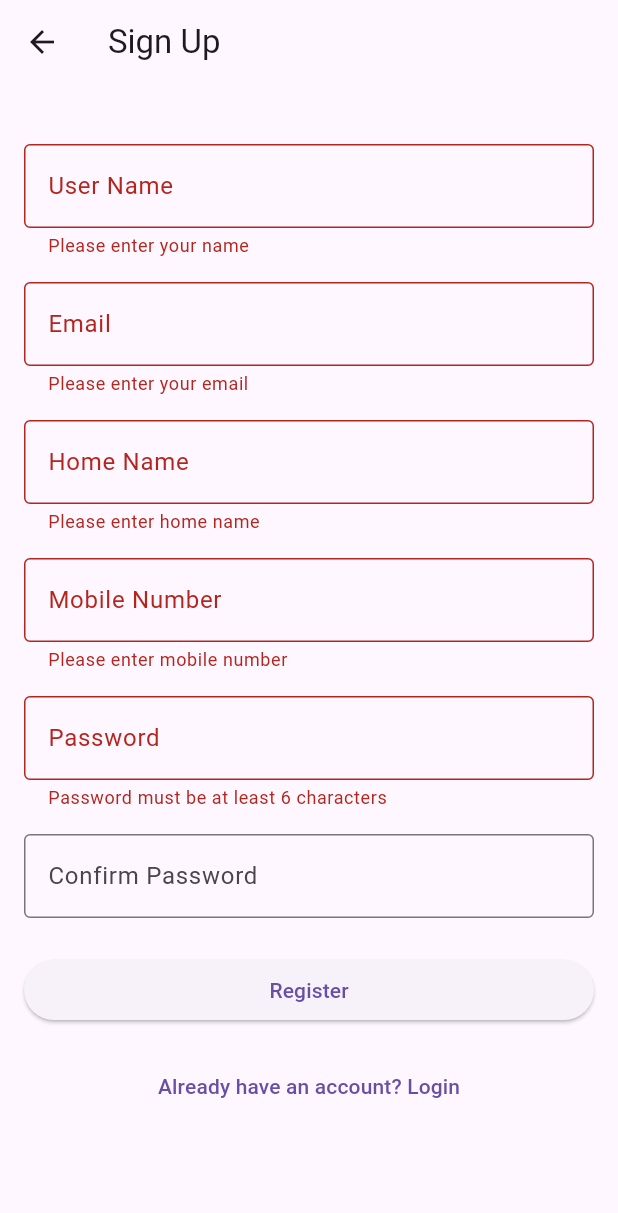
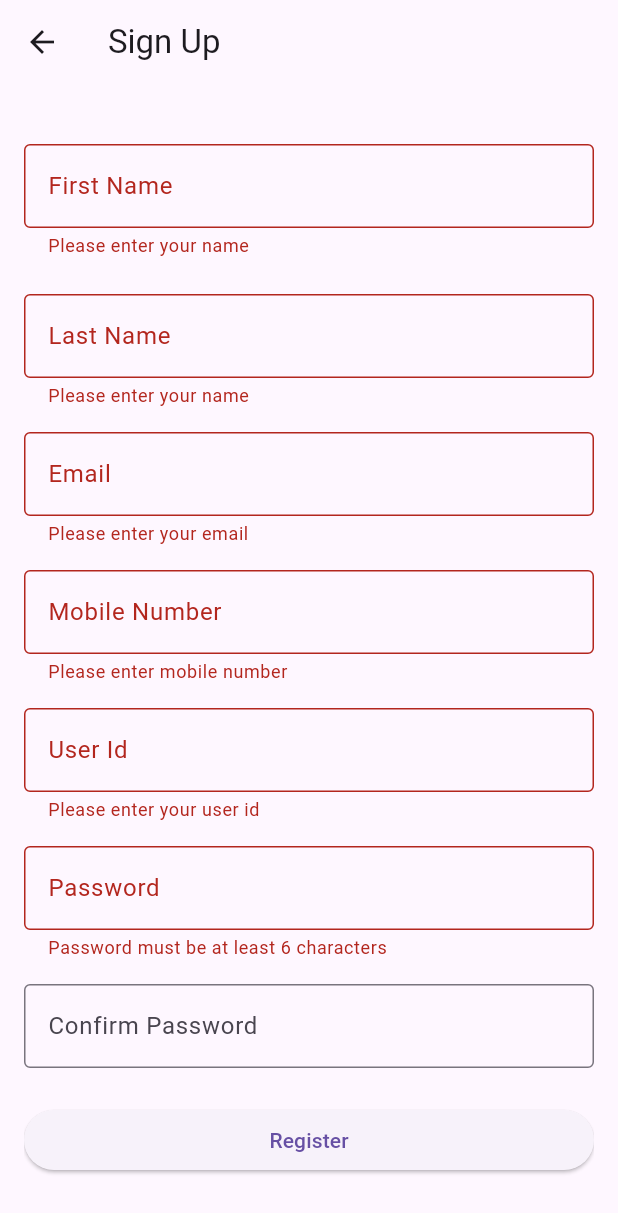
Before and after one commit to dev-yeti/yuji_ui, a Flutter app: the SignupScreen screen opened by its route, after a tap on "Register", on a phone screen of 412 x 824 dp. Shown: the top 1213 px of the screen. Run offline on Flutter 3.47's test engine with Material 3 defaults, Android fonts, the phone set to English and light mode, and no system bars; our stand-ins replace shared_preferences; accounts and stored records are empty.

Commit message:
Added new changes

```diff
--- a/lib/config/app_config.dart
+++ b/lib/config/app_config.dart
@@ -1,3 +1,4 @@
 class AppConfig {
-  static const String baseUrl = 'http://10.0.2.2:8080/api';
+  //static const String baseUrl = 'http://10.0.2.2:8080/api';
+  static const String baseUrl = 'http://192.168.1.8:8090/api/v1';
 }
--- /dev/null
+++ b/lib/models/user.dart
@@ -0,0 +1,5 @@
+class User {
+  String userUUId;
+  String password;
+  User(this.userUUId, this.password);
+}
--- a/lib/views/signup_screen.dart
+++ b/lib/views/signup_screen.dart
@@ -11,9 +11,11 @@
 class _SignupScreenState extends State<SignupScreen> {
   final _formKey = GlobalKey<FormState>();
   final _userNameController = TextEditingController();
+  final _lastNameController = TextEditingController();
   final _emailController = TextEditingController();
   final _homeNameController = TextEditingController();
   final _mobileController = TextEditingController();
+  final _userIdController = TextEditingController();
   final _passwordController = TextEditingController();
   final _confirmPasswordController = TextEditingController();
   final _apiService = ApiService();
@@ -27,12 +29,20 @@
 
       try {
         bool success = await _apiService.register(
+          _userNameController.text,
+          _lastNameController.text,
           _emailController.text,
-          _passwordController.text,
-          _userNameController.text,
+          _mobileController.text,
+          _userIdController.text,
+          _passwordController.text
         );
         if (success) {
-          Navigator.pushReplacementNamed(context, '/home');
+          ScaffoldMessenger.of(context).showSnackBar(
+            const SnackBar(content: Text('Registration completed successfully, please login'),
+            duration: const Duration(seconds: 5), // Show for 5 seconds
+            backgroundColor: Colors.green,),
+          );
+          Navigator.pushReplacementNamed(context, '/login');
         } else {
           ScaffoldMessenger.of(context).showSnackBar(
             const SnackBar(content: Text('Registration failed')),
@@ -64,7 +74,17 @@
               TextFormField(
                 controller: _userNameController,
                 decoration: const InputDecoration(
-                  labelText: 'User Name',
+                  labelText: 'First Name',
+                  border: OutlineInputBorder(),
+                ),
+                validator: (value) =>
+                    value == null || value.isEmpty ? 'Please enter your name' : null,
+              ),
+              const SizedBox(height: 24),
+              TextFormField(
+                controller: _lastNameController,
+                decoration: const InputDecoration(
+                  labelText: 'Last Name',
                   border: OutlineInputBorder(),
                 ),
                 validator: (value) =>
@@ -89,16 +109,6 @@
               ),
               const SizedBox(height: 16),
               TextFormField(
-                controller: _homeNameController,
-                decoration: const InputDecoration(
-                  labelText: 'Home Name',
-                  border: OutlineInputBorder(),
-                ),
-                validator: (value) =>
-                    value == null || value.isEmpty ? 'Please enter home name' : null,
-              ),
-              const SizedBox(height: 16),
-              TextFormField(
                 controller: _mobileController,
                 decoration: const InputDecoration(
                   labelText: 'Mobile Number',
@@ -114,6 +124,16 @@
                   }
                   return null;
                 },
+              ),
+              const SizedBox(height: 16),
+              TextFormField(
+                controller: _userIdController,
+                decoration: const InputDecoration(
+                  labelText: 'User Id',
+                  border: OutlineInputBorder(),
+                ),
+                validator: (value) =>
+                    value == null || value.isEmpty ? 'Please enter your user id' : null,
               ),
               const SizedBox(height: 16),
               TextFormField(
--- a/pubspec.yaml
+++ b/pubspec.yaml
@@ -34,6 +34,7 @@
   # The following adds the Cupertino Icons font to your application.
   # Use with the CupertinoIcons class for iOS style icons.
   cupertino_icons: ^1.0.8
+  shared_preferences: ^2.5.3
 
 dev_dependencies:
   flutter_test:
```
Also changed, not shown: lib/services/api_service.dart (+33 -16 lines), lib/session/session_manager.dart (added, +25 -0 lines), lib/views/home_screen.dart (+5 -2 lines), lib/views/home_tab.dart (+116 -35 lines), lib/views/splash_screen.dart (+12 -2 lines), pubspec.lock.
